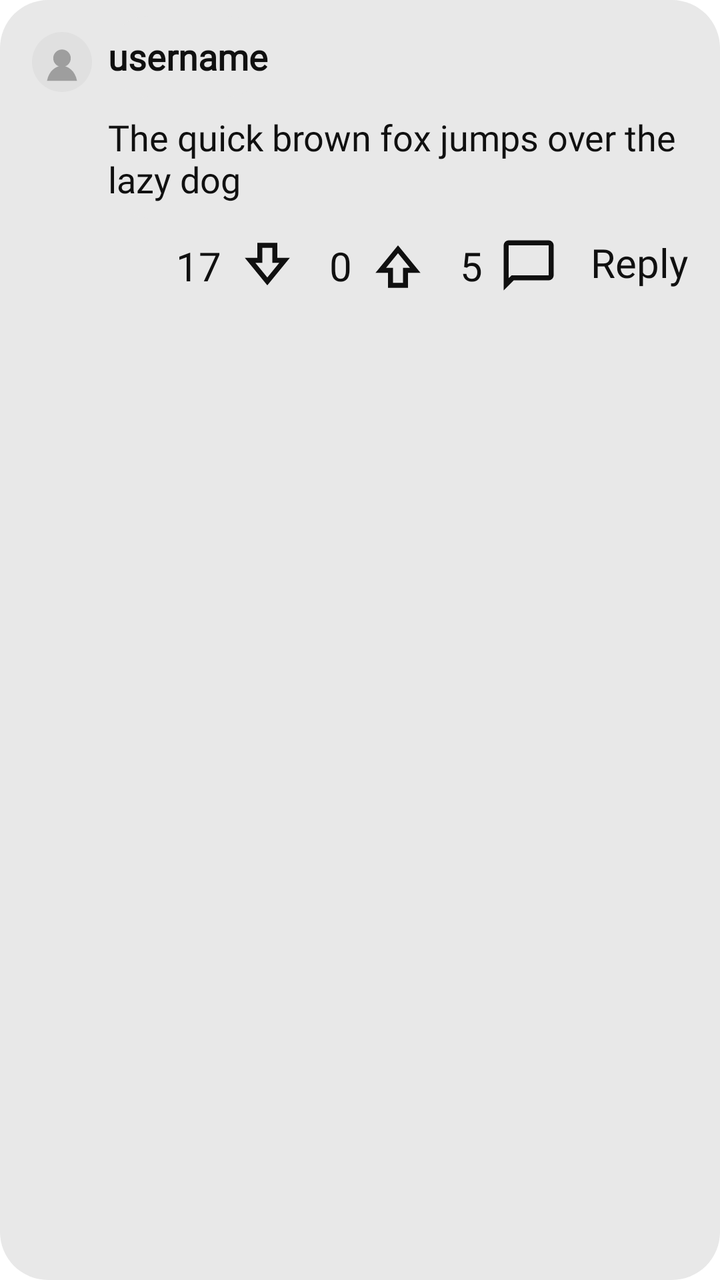
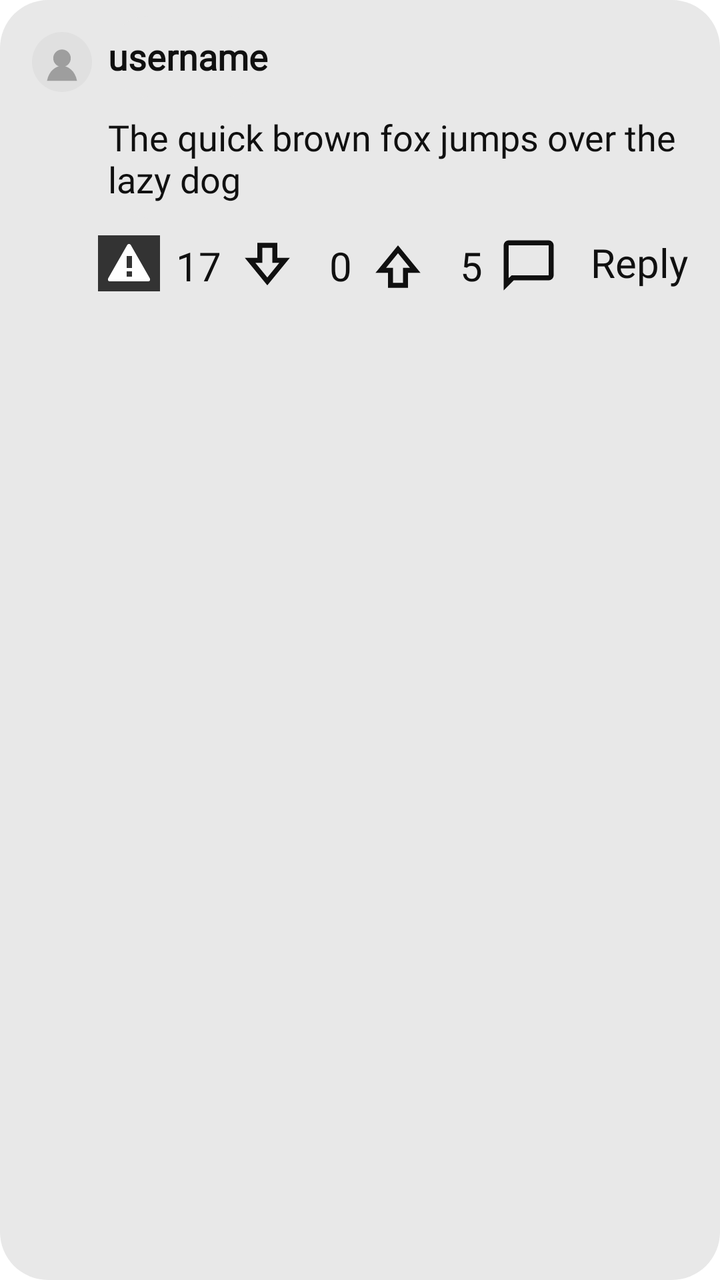

An Android layout rendered at two revisions. The XML below is the earlier revision; the diff shows what the commit changed to produce the second picture.
<!-- AndroidManifest.xml: application theme Theme.MyApplication_Java -->
<!-- res/layout/item_comment.xml -->
<?xml version="1.0" encoding="utf-8"?>
<androidx.constraintlayout.widget.ConstraintLayout xmlns:android="http://schemas.android.com/apk/res/android"
    android:layout_width="match_parent"
    android:layout_height="wrap_content"
    xmlns:app="http://schemas.android.com/apk/res-auto"
    xmlns:tools="http://schemas.android.com/tools"
    android:background="@drawable/rounded_box"
    android:padding="8dp"
    android:layout_marginTop="8dp">

    <TextView
        android:id="@+id/user_name"
        android:layout_width="wrap_content"
        android:layout_height="wrap_content"
        android:layout_marginStart="8dp"
        android:background="@drawable/rounded_box"
        android:fontFamily="@font/inter_bold"
        android:paddingTop="8dp"
        android:paddingBottom="8dp"
        android:text="username"
        android:textColor="@color/text_primary"
        android:textSize="18sp"
        android:textStyle="bold"
        app:layout_constraintStart_toEndOf="@+id/profile_picture"
        app:layout_constraintTop_toTopOf="parent" />

    <ImageView
        android:id="@+id/profile_picture"
        android:layout_width="30dp"
        android:layout_height="30dp"
        android:layout_marginStart="8dp"
        android:layout_marginTop="8dp"
        app:layout_constraintStart_toStartOf="parent"
        app:layout_constraintTop_toTopOf="parent"
        android:src="@drawable/profile_placeholder" />

    <TextView
        android:id="@+id/content_text"
        android:layout_width="0dp"
        android:layout_height="wrap_content"
        android:layout_marginStart="8dp"
        android:layout_marginEnd="8dp"
        android:background="@drawable/rounded_box"
        android:fontFamily="@font/inter"
        android:paddingTop="8dp"
        android:paddingBottom="8dp"
        android:text="The quick brown fox jumps over the lazy dog"
        android:textColor="@color/text_primary"
        android:textSize="18sp"
        app:layout_constraintEnd_toEndOf="parent"
        app:layout_constraintStart_toEndOf="@+id/profile_picture"
        app:layout_constraintTop_toBottomOf="@id/user_name" />

    <ImageView
        android:id="@+id/comments_icon"
        android:layout_width="30dp"
        android:layout_height="30dp"
        android:layout_marginTop="8dp"
        android:layout_marginRight="16dp"
        android:src="@drawable/comment_bubble_icon"
        app:layout_constraintRight_toLeftOf="@id/reply_button"
        app:layout_constraintTop_toBottomOf="@id/content_text" />

    <TextView
        android:id="@+id/comments_num"
        android:layout_width="wrap_content"
        android:layout_height="wrap_content"
        android:layout_marginEnd="8dp"
        android:fontFamily="@font/inter_bold"
        android:text="5"
        android:textColor="@color/text_primary"
        android:textSize="20sp"
        app:layout_constraintBottom_toBottomOf="@+id/comments_icon"
        app:layout_constraintEnd_toStartOf="@+id/comments_icon"
        app:layout_constraintTop_toTopOf="@+id/comments_icon" />

    <ImageView
        android:id="@+id/upvote_icon"
        android:layout_width="30dp"
        android:layout_height="30dp"
        android:layout_marginEnd="16dp"
        android:src="@drawable/upvote_icon"
        app:layout_constraintBottom_toBottomOf="@+id/comments_icon"
        app:layout_constraintEnd_toStartOf="@id/comments_num"
        app:layout_constraintTop_toTopOf="@+id/comments_icon" />

    <TextView
        android:id="@+id/upvotes_num"
        android:layout_width="wrap_content"
        android:layout_height="wrap_content"
        android:layout_marginEnd="8dp"
        android:fontFamily="@font/inter_bold"
        android:text="0"
        android:textColor="@color/text_primary"
        android:textSize="20sp"
        app:layout_constraintBottom_toBottomOf="@+id/comments_icon"
        app:layout_constraintEnd_toStartOf="@+id/upvote_icon"
        app:layout_constraintTop_toTopOf="@+id/comments_icon" />

    <ImageView
        android:id="@+id/downvote_icon"
        android:layout_width="30dp"
        android:layout_height="30dp"
        android:layout_marginEnd="16dp"
        android:src="@drawable/downvote_icon"
        app:layout_constraintBottom_toBottomOf="@+id/comments_icon"
        app:layout_constraintEnd_toStartOf="@id/upvotes_num"
        app:layout_constraintTop_toTopOf="@+id/comments_icon" />

    <TextView
        android:id="@+id/downvotes_num"
        android:layout_width="wrap_content"
        android:layout_height="wrap_content"
        android:layout_marginEnd="8dp"
        android:fontFamily="@font/inter_bold"
        android:text="17"
        android:textColor="@color/text_primary"
        android:textSize="20sp"
        app:layout_constraintBottom_toBottomOf="@+id/comments_icon"
        app:layout_constraintEnd_toStartOf="@+id/downvote_icon"
        app:layout_constraintTop_toTopOf="@+id/comments_icon" />

    <TextView
        android:id="@+id/reply_button"
        android:layout_width="wrap_content"
        android:layout_height="wrap_content"
        android:layout_marginEnd="8dp"
        android:fontFamily="@font/inter_bold"
        android:text="Reply"
        android:textColor="@color/text_primary"
        android:textSize="20sp"
        app:layout_constraintEnd_toEndOf="parent"
        app:layout_constraintTop_toTopOf="@+id/comments_icon" />

    <include
        android:id="@+id/comment_box"
        layout="@layout/item_reply"
        android:layout_width="match_parent"
        android:layout_height="wrap_content"
        android:layout_marginTop="16dp"
        android:visibility="gone"
        app:layout_constraintEnd_toEndOf="parent"
        app:layout_constraintStart_toStartOf="parent"
        app:layout_constraintTop_toBottomOf="@+id/reply_button" />


</androidx.constraintlayout.widget.ConstraintLayout>
<!-- res/layout/item_reply.xml (included above) -->
<?xml version="1.0" encoding="utf-8"?>
<androidx.constraintlayout.widget.ConstraintLayout xmlns:android="http://schemas.android.com/apk/res/android"
    android:layout_width="match_parent"
    android:layout_height="wrap_content"
    xmlns:app="http://schemas.android.com/apk/res-auto"
    xmlns:tools="http://schemas.android.com/tools"
    android:background="@drawable/rounded_box"
    android:padding="8dp">

    <ImageView
        android:id="@+id/profile_picture"
        android:layout_width="30dp"
        android:layout_height="30dp"
        android:layout_marginStart="8dp"
        android:layout_marginTop="8dp"
        app:layout_constraintStart_toStartOf="parent"
        app:layout_constraintTop_toTopOf="parent"
        android:src="@drawable/profile_placeholder" />

    <EditText
        android:id="@+id/reply_text"
        android:layout_width="0dp"
        android:layout_height="wrap_content"
        android:layout_marginStart="8dp"
        android:layout_marginEnd="8dp"
        android:background="@drawable/rounded_box"
        android:fontFamily="@font/inter"
        android:hint="Reply"
        android:paddingTop="8dp"
        android:paddingBottom="8dp"
        android:minHeight="48dp"
        android:textColor="@color/text_primary"
        android:textColorHint="@color/text_muted"
        android:textSize="18sp"
        app:layout_constraintEnd_toEndOf="parent"
        app:layout_constraintStart_toEndOf="@+id/profile_picture"
        app:layout_constraintTop_toTopOf="parent" />

    <TextView
        android:id="@+id/send_reply"
        android:layout_width="wrap_content"
        android:layout_height="wrap_content"
        android:layout_marginTop="8dp"
        android:layout_marginEnd="8dp"
        android:layout_marginBottom="8dp"
        android:fontFamily="@font/inter_bold"
        android:text="Reply"
        android:textColor="@color/text_primary"
        android:textSize="20sp"
        app:layout_constraintBottom_toBottomOf="parent"
        app:layout_constraintEnd_toEndOf="parent"
        app:layout_constraintTop_toBottomOf="@+id/reply_text" />

    <TextView
        android:id="@+id/cancel_button"
        android:layout_width="wrap_content"
        android:layout_height="wrap_content"
        android:layout_marginTop="8dp"
        android:layout_marginEnd="16dp"
        android:layout_marginBottom="8dp"
        android:fontFamily="@font/inter_bold"
        android:text="Cancel"
        android:textColor="@color/text_primary"
        android:textSize="20sp"
        app:layout_constraintBottom_toBottomOf="parent"
        app:layout_constraintEnd_toStartOf="@+id/send_reply"
        app:layout_constraintTop_toBottomOf="@+id/reply_text"
        app:layout_constraintVertical_bias="1.0" />

</androidx.constraintlayout.widget.ConstraintLayout>
<!-- resources referenced by this layout -->
<resources>
  <color name="text_muted">#FF5F5D5D</color>
  <color name="text_primary">#FF101010</color>
  <!-- drawable comment_bubble_icon (drawable) -->
  <vector xmlns:android="http://schemas.android.com/apk/res/android" android:height="24dp" android:tint="@color/icon_tint" android:viewportHeight="960" android:viewportWidth="960" android:width="24dp">
        
      <path android:fillColor="@android:color/white" android:pathData="M80,880L80,160Q80,127 103.5,103.5Q127,80 160,80L800,80Q833,80 856.5,103.5Q880,127 880,160L880,640Q880,673 856.5,696.5Q833,720 800,720L240,720L80,880ZM206,640L800,640Q800,640 800,640Q800,640 800,640L800,160Q800,160 800,160Q800,160 800,160L160,160Q160,160 160,160Q160,160 160,160L160,685L206,640ZM160,640L160,640L160,160Q160,160 160,160Q160,160 160,160L160,160Q160,160 160,160Q160,160 160,160L160,640Q160,640 160,640Q160,640 160,640Z"/>
      
  </vector>
  <!-- drawable downvote_icon (drawable) -->
  <vector xmlns:android="http://schemas.android.com/apk/res/android" android:height="24dp" android:tint="@color/icon_tint" android:viewportHeight="960" android:viewportWidth="960" android:width="24dp">
  
      <group
          android:pivotX="480"
          android:pivotY="480"
          android:rotation="180">
  
          <path android:fillColor="@android:color/white" android:pathData="M320,840L320,600L120,600L480,160L840,600L640,600L640,840L320,840ZM400,760L560,760L560,520L671,520L480,286L289,520L400,520L400,760ZM480,520L480,520L480,520L480,520L480,520L480,520L480,520Z"/>
      </group>
  
  </vector>
  <!-- drawable profile_placeholder (drawable) -->
  <vector xmlns:android="http://schemas.android.com/apk/res/android"
      android:width="96dp"
      android:height="96dp"
      android:viewportWidth="96"
      android:viewportHeight="96">
  
      
      <path
          android:fillColor="#E0E0E0"
          android:pathData="M48,48m-48,0a48,48 0,1 1,96 0a48,48 0,1 1,-96 0" />
  
      
      <path
          android:fillColor="#9E9E9E"
          android:pathData="M48,42m-14,0a14,14 0,1 1,28 0a14,14 0,1 1,-28 0" />
  
      
      <path
          android:fillColor="#9E9E9E"
          android:pathData="M24,78c3,-16 14,-24 24,-24s21,8 24,24z" />
  
  </vector>
  <!-- drawable rounded_box (drawable) -->
  <shape xmlns:android="http://schemas.android.com/apk/res/android">
  
      <solid android:color="@color/surface_container"/>
  
      <corners android:radius="24dp"/>
  
  </shape>
  <!-- drawable upvote_icon (drawable) -->
  <vector xmlns:android="http://schemas.android.com/apk/res/android" android:height="24dp" android:tint="@color/icon_tint" android:viewportHeight="960" android:viewportWidth="960" android:width="24dp">
        
      <path android:fillColor="@android:color/white" android:pathData="M320,840L320,600L120,600L480,160L840,600L640,600L640,840L320,840ZM400,760L560,760L560,520L671,520L480,286L289,520L400,520L400,760ZM480,520L480,520L480,520L480,520L480,520L480,520L480,520Z"/>
      
  </vector>
  <color name="icon_tint">#FF101010</color>
  <color name="surface_container">#FFE8E8E8</color>
  <color name="text_on_inverse">#FFFFFFFF</color>
  <color name="surface">#FFFFFFFF</color>
  <color name="danger">#FFB3261E</color>
  <color name="text_hint">#FF8A8A8A</color>
  <!-- unchanged entries left out for length: 1 -->
</resources>

<!-- the commit's change to res/layout/item_comment.xml (unified diff, before → after) -->
@@ -142,6 +142,16 @@
         app:layout_constraintEnd_toEndOf="parent"
         app:layout_constraintStart_toStartOf="parent"
         app:layout_constraintTop_toBottomOf="@+id/reply_button" />
+
+    <ImageButton
+        android:id="@+id/report_button"
+        android:layout_width="31dp"
+        android:layout_height="28dp"
+        android:layout_marginEnd="8dp"
+        android:background="#333333"
+        app:layout_constraintEnd_toStartOf="@+id/downvotes_num"
+        app:layout_constraintTop_toTopOf="@+id/reply_button"
+        app:srcCompat="@android:drawable/stat_sys_warning" />
 
 
 </androidx.constraintlayout.widget.ConstraintLayout>
